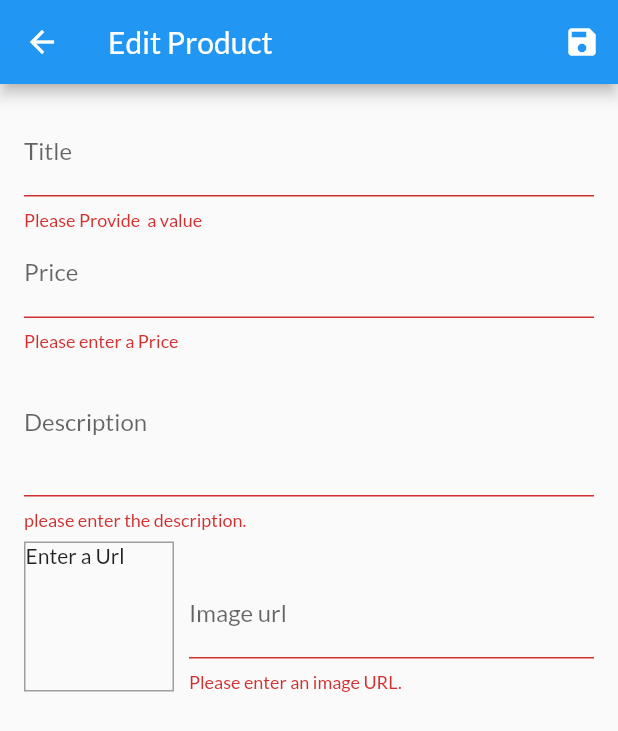
After one commit to happy2508/shop-app, a Flutter app: the EditProductScreen screen opened by its route, after a tap on the "save" icon, on a phone screen of 412 x 824 dp. The commit adds this screen. Shown: the top 731 px of the screen. Run offline on Flutter 3.47's test engine with Material 2 defaults, Android fonts, the phone set to English and light mode, and no system bars; network calls fail.

Commit message:
new commit

```diff
--- a/lib/providers/products.dart
+++ b/lib/providers/products.dart
@@ -65,8 +65,31 @@
   // notifyListeners();
   //}
 
-  void addProduct() {
-    // items.add(value);
+  void addProduct(Product product) {
+    final newProduct = Product(
+      title: product.title,
+      description: product.description,
+      price: product.price,
+      imageUrl: product.imageUrl,
+      id: DateTime.now().toString(),
+    );
+    _items.add(newProduct);
+    //_items.insert(0, newProduct);
+    notifyListeners();
+  }
+
+  void updateProduct(String id, Product newProduct) {
+    final prodIndex = _items.indexWhere((prod) => prod.id == id);
+    if (prodIndex >= 0) {
+      _items[prodIndex] = newProduct;
+      notifyListeners();
+    } else {
+      print('...');
+    }
+  }
+
+  void deleteProduct(String id) {
+    _items.removeWhere((prod) => prod.id == id);
     notifyListeners();
   }
 }
--- /dev/null
+++ b/lib/screens/edit_product_screen.dart
@@ -0,0 +1,277 @@
+import 'package:provider/provider.dart';
+
+import '../providers/products.dart';
+
+import 'package:flutter/material.dart';
+import '../providers/product.dart';
+
+class EditProductScreen extends StatefulWidget {
+  const EditProductScreen({super.key});
+  static const routeName = '/edit-product';
+
+  @override
+  State<EditProductScreen> createState() => _EditProductScreenState();
+}
+
+class _EditProductScreenState extends State<EditProductScreen> {
+  final _priceFocusNode = FocusNode();
+  final _descriptionFocusNode = FocusNode();
+  final _imageUrlController = TextEditingController();
+  final _imageUrlFocusNode = FocusNode();
+  final _form = GlobalKey<FormState>();
+  var _editedProduct = Product(
+    id: '',
+    description: '',
+    imageUrl: '',
+    price: 0,
+    title: '',
+  );
+
+  var _isInit = true;
+  var _initValues = {
+    'title': '',
+    'description': '',
+    'price': '',
+    'imageUrl': '',
+  };
+
+  @override
+  void initState() {
+    _imageUrlFocusNode.addListener(_updateImageUrl);
+
+    super.initState();
+  }
+
+  @override
+  void didChangeDependencies() {
+    if (_isInit) {
+      final productId = ModalRoute.of(context)!.settings.arguments as String?;
+      if (productId != null) {
+        _editedProduct =
+            Provider.of<Products>(context, listen: false).findById(productId);
+        _initValues = {
+          'title': _editedProduct.title,
+          'description': _editedProduct.description,
+          'price': _editedProduct.price.toString(),
+          //'imageUrl':_editedProduct.imageUrl,
+          'imageUrl': '',
+        };
+        _imageUrlController.text = _editedProduct.imageUrl;
+      }
+    }
+    _isInit = false;
+    super.didChangeDependencies();
+  }
+
+  @override
+  void dispose() {
+    _imageUrlFocusNode.removeListener(_updateImageUrl);
+    _priceFocusNode.dispose();
+    _descriptionFocusNode.dispose();
+    _imageUrlController.dispose();
+    _imageUrlFocusNode.dispose();
+    super.dispose();
+  }
+
+  void _updateImageUrl() {
+    if (!_imageUrlFocusNode.hasFocus) {
+      if ((!_imageUrlController.text.startsWith('http') &&
+              !_imageUrlController.text.startsWith('https')) ||
+          (!_imageUrlController.text.endsWith('.png') &&
+              !_imageUrlController.text.endsWith('.jpg') &&
+              !_imageUrlController.text.endsWith('.jpeg'))) {
+        return;
+      }
+      setState(() {});
+    }
+  }
+
+  void _saveForm() {
+    final isValid = _form.currentState?.validate();
+    if (isValid!) {
+      return;
+    }
+    _form.currentState?.save();
+    if (_editedProduct.id != null) {
+      Provider.of<Products>(context, listen: false)
+          .updateProduct(_editedProduct.id, _editedProduct);
+    } else {
+      Provider.of<Products>(context, listen: false).addProduct(_editedProduct);
+    }
+    Navigator.of(context).pop();
+  }
+
+  @override
+  Widget build(BuildContext context) {
+    return Scaffold(
+      appBar: AppBar(
+        title: Text('Edit Product'),
+        actions: [
+          IconButton(
+            onPressed: _saveForm,
+            icon: Icon(Icons.save),
+          ),
+        ],
+      ),
+      body: Padding(
+        padding: const EdgeInsets.all(16.0),
+        child: Form(
+          key: _form,
+          child: ListView(
+            children: [
+              TextFormField(
+                initialValue: _initValues['title'],
+                decoration: InputDecoration(
+                  labelText: 'Title',
+                ),
+                textInputAction: TextInputAction.next,
+                onFieldSubmitted: (_) {
+                  FocusScope.of(context).requestFocus(_priceFocusNode);
+                },
+                validator: (value) {
+                  if (value!.isEmpty) {
+                    return 'Please Provide  a value';
+                  }
+                  return null;
+                },
+                onSaved: (value) {
+                  _editedProduct = Product(
+                    id: _editedProduct.id,
+                    isFavorite: _editedProduct.isFavorite,
+                    description: _editedProduct.description,
+                    imageUrl: _editedProduct.imageUrl,
+                    price: _editedProduct.price,
+                    title: value!,
+                  );
+                },
+              ),
+              TextFormField(
+                initialValue: _initValues['price'],
+                decoration: InputDecoration(
+                  labelText: 'Price',
+                ),
+                textInputAction: TextInputAction.next,
+                keyboardType: TextInputType.number,
+                focusNode: _priceFocusNode,
+                validator: (value) {
+                  if (value!.isEmpty) {
+                    return 'Please enter a Price';
+                  }
+                  if (double.tryParse(value) == null) {
+                    return 'Please enter a valid number.';
+                  }
+                  if (double.parse(value) <= 0) {
+                    return 'Please enter the number greater then zero ';
+                  }
+                  return null;
+                },
+                onFieldSubmitted: (_) {
+                  FocusScope.of(context).requestFocus(_descriptionFocusNode);
+                },
+                onSaved: (value) {
+                  _editedProduct = Product(
+                    id: _editedProduct.id,
+                    isFavorite: _editedProduct.isFavorite,
+                    description: _editedProduct.description,
+                    imageUrl: _editedProduct.imageUrl,
+                    price: double.parse(value!),
+                    title: _editedProduct.title,
+                  );
+                },
+              ),
+              TextFormField(
+                initialValue: _initValues['description'],
+                decoration: InputDecoration(
+                  labelText: 'Description',
+                ),
+                maxLines: 3,
+                keyboardType: TextInputType.multiline,
+                focusNode: _descriptionFocusNode,
+                validator: (value) {
+                  if (value!.isEmpty) {
+                    return 'please enter the description.';
+                  }
+                  if (value.length < 10) {
+                    return 'Should be atleast 10 character long.';
+                  }
+                  return null;
+                },
+                onSaved: (value) {
+                  _editedProduct = Product(
+                    id: _editedProduct.id,
+                    isFavorite: _editedProduct.isFavorite,
+                    description: value!,
+                    imageUrl: _editedProduct.imageUrl,
+                    price: _editedProduct.price,
+                    title: _editedProduct.title,
+                  );
+                },
+              ),
+              Row(
+                crossAxisAlignment: CrossAxisAlignment.end,
+                children: [
+                  Container(
+                    width: 100,
+                    height: 100,
+                    margin: EdgeInsets.only(top: 8, right: 10),
+                    decoration: BoxDecoration(
+                      border: Border.all(
+                        width: 1,
+                        color: Colors.grey,
+                      ),
+                    ),
+                    child: _imageUrlController.text.isEmpty
+                        ? Text('Enter a Url')
+                        : FittedBox(
+                            child: Image.network(
+                              _imageUrlController.text,
+                              fit: BoxFit.cover,
+                            ),
+                          ),
+                  ),
+                  Expanded(
+                    child: TextFormField(
+                      decoration: InputDecoration(labelText: 'Image url'),
+                      keyboardType: TextInputType.url,
+                      textInputAction: TextInputAction.done,
+                      controller: _imageUrlController,
+                      focusNode: _imageUrlFocusNode,
+                      onFieldSubmitted: (_) {
+                        _saveForm();
+                      },
+                      validator: (value) {
+                        if (value!.isEmpty) {
+                          return 'Please enter an image URL.';
+                        }
+                        if (value.startsWith('http') &&
+                            value.startsWith('https')) {
+                          return 'Please enter a valid URL.';
+                        }
+                        if (!value.endsWith('.png') &&
+                            !value.endsWith('.jpg') &&
+                            !value.endsWith('.jpeg')) {
+                          return 'Please enter a valid image URL.';
+                        }
+                        return null;
+                      },
+                      onSaved: (value) {
+                        _editedProduct = Product(
+                          id: _editedProduct.id,
+                          isFavorite: _editedProduct.isFavorite,
+                          description: _editedProduct.description,
+                          imageUrl: value!,
+                          price: _editedProduct.price,
+                          title: _editedProduct.title,
+                        );
+                      },
+                    ),
+                  ),
+                ],
+              )
+            ],
+          ),
+        ),
+      ),
+    );
+  }
+}
--- a/lib/widgets/app_drawer.dart
+++ b/lib/widgets/app_drawer.dart
@@ -1,4 +1,5 @@
 import 'package:flutter/material.dart';
+import 'package:shopappp/screens/user_product_screen.dart';
 
 import '../screens/orders_screen.dart';
 
@@ -29,6 +30,15 @@
                   .pushReplacementNamed(OrdersScreen.routeName);
             }),
           ),
+          Divider(),
+          ListTile(
+            leading: Icon(Icons.edit),
+            title: Text('Manage Products'),
+            onTap: (() {
+              Navigator.of(context)
+                  .pushReplacementNamed(UserProductsScreen.routeName);
+            }),
+          ),
         ],
       ),
     );
--- a/lib/widgets/order_item.dart
+++ b/lib/widgets/order_item.dart
@@ -38,9 +38,9 @@
           ),
           if (_expanded)
             Container(
-              height: min(widget.order.products.length * 20 + 100, 180),
+              height: min(widget.order.products.length * 20 + 10, 100),
               child: ListView(
-                  children: widget.order.products.length
+                  children: widget.order.products
                       .map((prod) => Row(
                             mainAxisAlignment: MainAxisAlignment.spaceBetween,
                             children: [
```
Also changed, not shown: lib/main.dart (+8 -4 lines), lib/providers/cart.dart (+18 -0 lines), lib/screens/user_product_screen.dart (added, +41 -0 lines), lib/widgets/cart_item.dart (+25 -2 lines), lib/widgets/product_item.dart (+15 -0 lines), lib/widgets/user_product_item.dart (added, +42 -0 lines).
